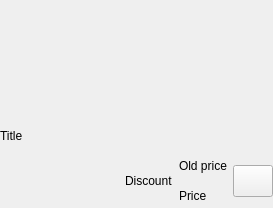
pamugk/nebulae-qt, file widgets/storegridtile.ui: the form before one commit.
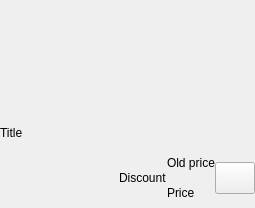
The form after the commit. Icons and pictures are not drawn.

Patch:
```diff
--- a/widgets/storegridtile.ui
+++ b/widgets/storegridtile.ui
@@ -6,7 +6,7 @@
    <rect>
     <x>0</x>
     <y>0</y>
-    <width>273</width>
+    <width>255</width>
     <height>208</height>
    </rect>
   </property>
@@ -32,6 +32,9 @@
    <property name="bottomMargin">
     <number>0</number>
    </property>
+   <property name="spacing">
+    <number>0</number>
+   </property>
    <item row="3" column="2">
     <widget class="QLabel" name="priceLabel">
      <property name="text">
```
